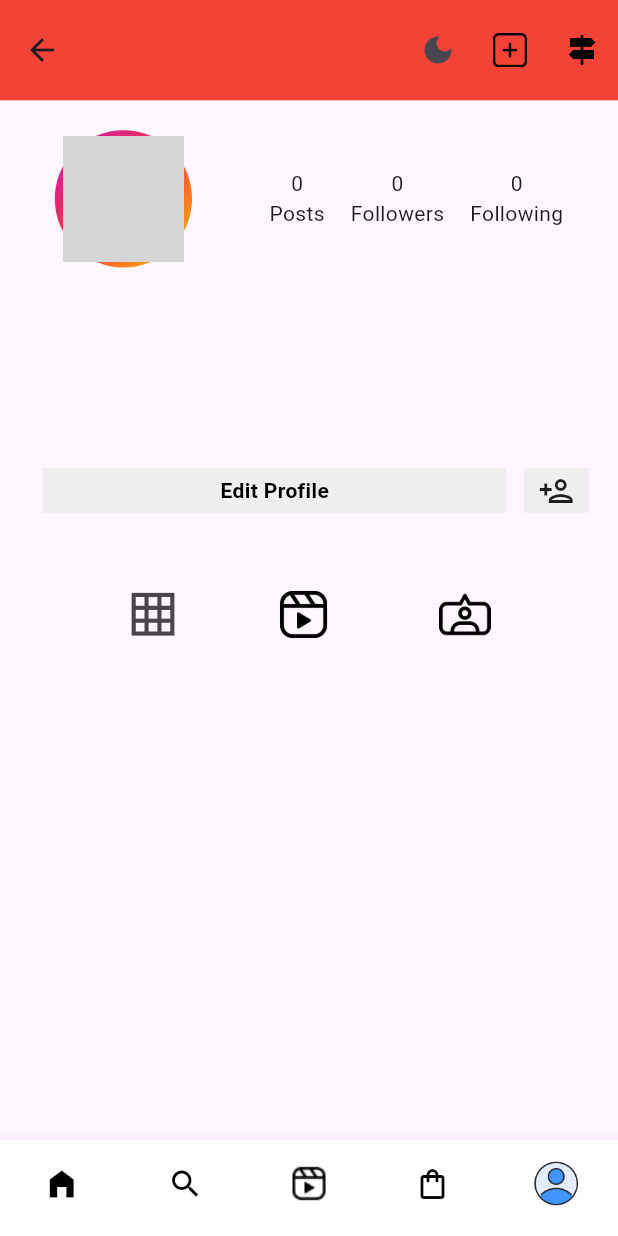
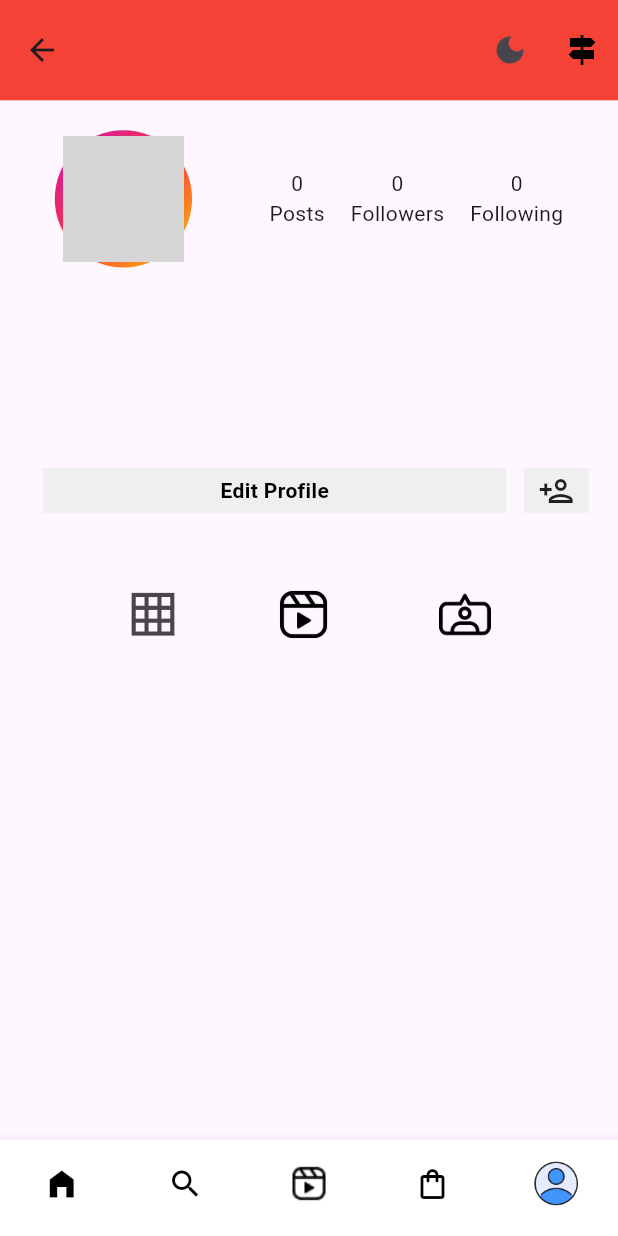
Before and after one commit to OMARH2002/Instagram_App_Mirror, a Flutter app: the ProfileScreen screen opened directly, after a tap on "Edit Profile", after a tap on "Cancel", on a phone screen of 412 x 824 dp. Run offline on Flutter 3.47's test engine with Material 3 defaults, Android fonts, the phone set to English and light mode, and no system bars; our stand-ins replace cached_network_image, chewie, cloud_firestore, firebase_auth, firebase_core, firebase_storage and 5 more; accounts and stored records are empty; network calls fail; grey boxes are pictures that could not be loaded.

Commit message:
final update

```diff
--- a/lib/UI/HOME/HOME_SCREEN.dart
+++ b/lib/UI/HOME/HOME_SCREEN.dart
@@ -5,10 +5,12 @@ import 'package:instagram_duplicate_app/LOGIC/HOMEPAGE/cubit.dart';
 import 'package:instagram_duplicate_app/LOGIC/HOMEPAGE/state.dart';
 import 'package:instagram_duplicate_app/UI/HOME/Post_Upload.dart';
 import 'package:instagram_duplicate_app/UI/HOME/Story_Upload.dart';
-import 'package:instagram_duplicate_app/UI/Messages/chat_Screen.dart';
+
 import 'package:instagram_duplicate_app/UI/Messages/chat_list_screen.dart';
 import 'package:instagram_duplicate_app/UI/WIDGETS/post.dart';
 import 'package:instagram_duplicate_app/UI/WIDGETS/story.dart';
+import 'package:instagram_duplicate_app/themes/themes.dart';
+import 'package:provider/provider.dart';
 
 
 class HomeScreen extends StatelessWidget {
@@ -24,7 +26,10 @@ class HomeScreen extends StatelessWidget {
         backgroundColor: Colors.red,
         actions: [
 
-          IconButton(onPressed: (){}, icon:Image(image: AssetImage("assets/ICONS/Favorite_Icon.png"),width: 24.w,)),
+          IconButton(onPressed: (){
+            Provider.of<ThemeNotifier>(context, listen: false).toggleTheme();
+          }, icon: Icon(Icons.dark_mode)),
+
           IconButton(onPressed: (){
             Navigator.push(
               context,
--- a/lib/UI/PROFILE SCREENS/PROFILE_SCREEN.dart
+++ b/lib/UI/PROFILE SCREENS/PROFILE_SCREEN.dart
@@ -57,7 +57,7 @@ class _ProfileScreenState extends State<ProfileScreen> {
                       Provider.of<ThemeNotifier>(context, listen: false).toggleTheme();
                     }, icon: Icon(Icons.dark_mode)),
 
-                    IconButton(onPressed: (){}, icon: Image(image: AssetImage("assets/ICONS/Add_Icon.png",),width: 20.w,height: 20.h,)),
+
 
                     IconButton(
                       onPressed: () {
```
Also changed, not shown: lib/UI/SCREENS/LIKES_SCREEN.dart (deleted), lib/UI/SCREENS/NOTIFICATION_SCREEN.dart (deleted).
